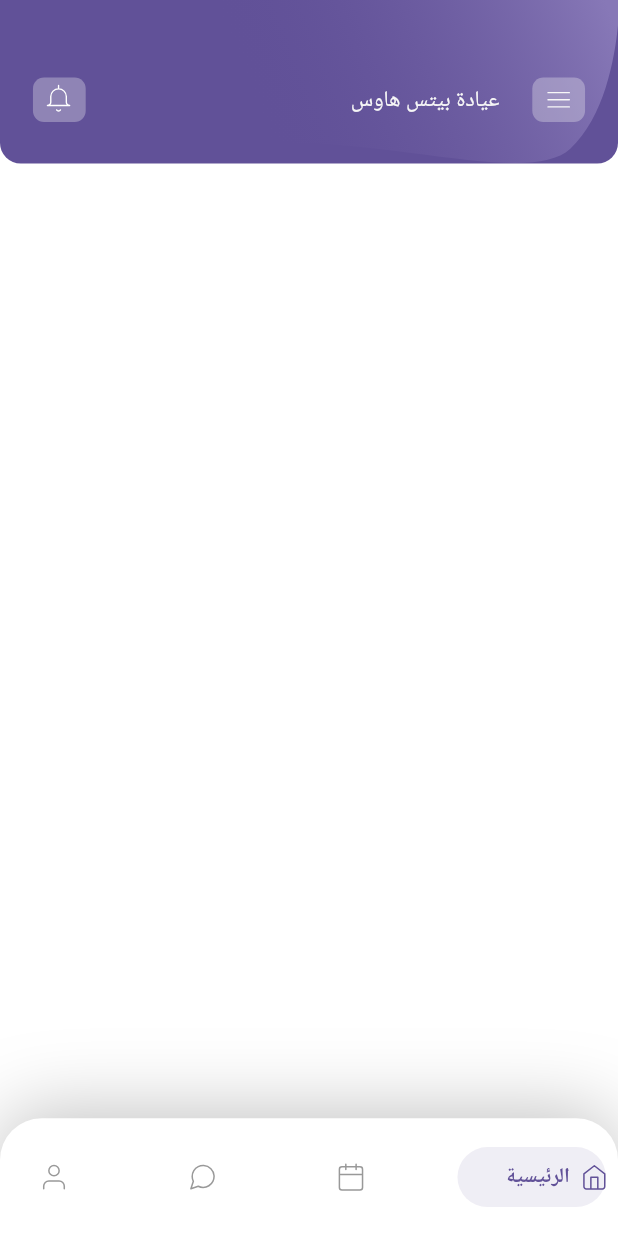
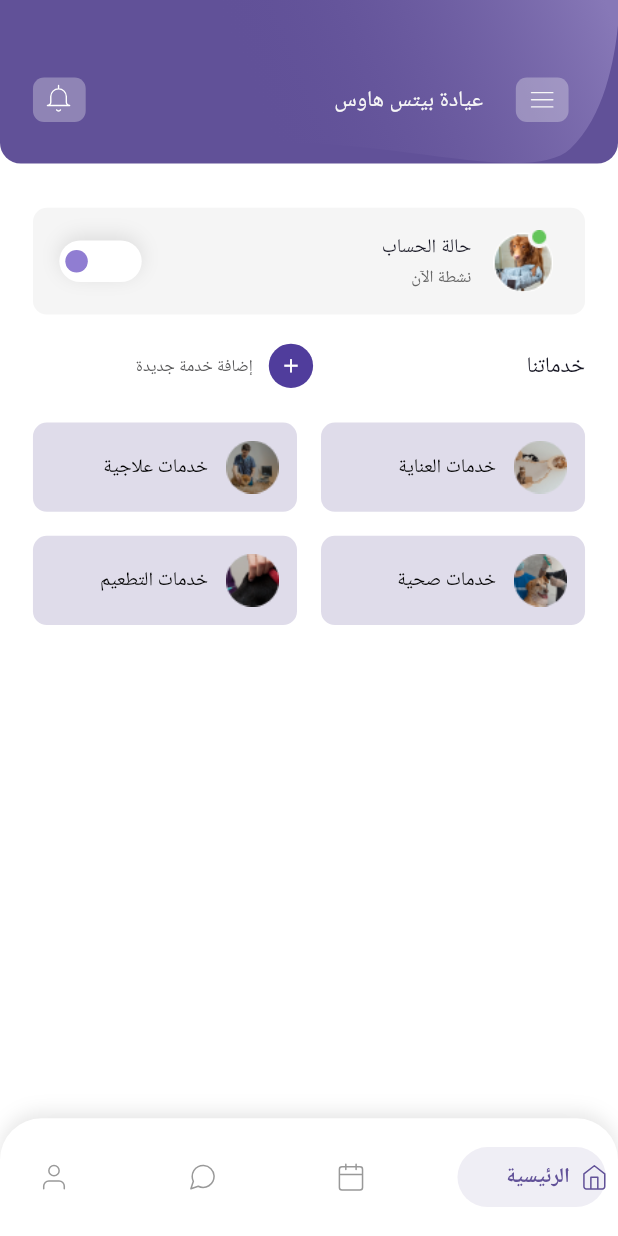
Before and after one commit to MostafaBastawy/Task_Badr, a Flutter app: the screen it shows after launch, on a phone screen of 412 x 824 dp. Run offline on Flutter 3.47's test engine with Material 2 defaults, Android fonts, the light colour scheme and no system bars; drawn by our look-alikes of flutter_switch, salomon_bottom_bar; our stand-ins replace easy_localization, flutter_bloc, flutter_screenutil, flutter_svg; generated files the repository leaves out were written again; Roboto replaces fonts that are missing (Alexandria).

Commit message:
home screen services finished

```diff
--- a/lib/modules/app/bloc_providers.dart
+++ b/lib/modules/app/bloc_providers.dart
@@ -3,6 +3,7 @@ import 'package:flutter_bloc/flutter_bloc.dart';
 import 'package:provider/single_child_widget.dart';
 import 'package:task_badr/modules/app/app_cubit/app_cubit.dart';
 import 'package:task_badr/modules/home_layout/home_layout_cubit/home_layout_cubit.dart';
+import 'package:task_badr/modules/home_screen/home_cubit/home_cubit.dart';
 
 final List<SingleChildWidget> blocProviders = [
   BlocProvider(
@@ -11,4 +12,7 @@ final List<SingleChildWidget> blocProviders = [
   BlocProvider(
     create: (BuildContext context) => HomeLayoutCubit(),
   ),
+  BlocProvider(
+    create: (BuildContext context) => HomeCubit(),
+  ),
 ];
--- a/lib/modules/app/hakimak_app.dart
+++ b/lib/modules/app/hakimak_app.dart
@@ -44,8 +44,8 @@ class TaskApp extends StatelessWidget {
           home: const AnnotatedRegion<SystemUiOverlayStyle>(
             value: SystemUiOverlayStyle(
               statusBarColor: Colors.transparent,
-              statusBarBrightness: Brightness.light,
-              statusBarIconBrightness: Brightness.dark,
+              statusBarBrightness: Brightness.dark,
+              statusBarIconBrightness: Brightness.light,
               systemStatusBarContrastEnforced: true,
             ),
             child: HomeLayout(),
--- a/lib/modules/home_screen/home_cubit/home_cubit.dart
+++ b/lib/modules/home_screen/home_cubit/home_cubit.dart
@@ -0,0 +1,15 @@
+import 'package:flutter_bloc/flutter_bloc.dart';
+import 'package:task_badr/modules/home_screen/home_cubit/home_states.dart';
+
+class HomeCubit extends Cubit<HomeStates> {
+  HomeCubit() : super(HomeInitialState());
+
+  void preLoadData() {}
+  bool accountStatus = false;
+  void changeAccountStatus({
+    required bool value,
+  }) {
+    accountStatus = value;
+    emit(HomeRefreshState());
+  }
+}
--- a/lib/modules/home_screen/home_cubit/home_states.dart
+++ b/lib/modules/home_screen/home_cubit/home_states.dart
@@ -0,0 +1,5 @@
+class HomeStates {}
+
+class HomeInitialState extends HomeStates {}
+
+class HomeRefreshState extends HomeStates {}
--- a/lib/modules/home_screen/home_screen.dart
+++ b/lib/modules/home_screen/home_screen.dart
@@ -1,17 +1,35 @@
 import 'package:flutter/material.dart';
+import 'package:flutter_screenutil/flutter_screenutil.dart';
+import 'package:task_badr/modules/home_screen/widgets/account_status.dart';
+import 'package:task_badr/modules/home_screen/widgets/add_new_service.dart';
 import 'package:task_badr/modules/home_screen/widgets/home_app_bar.dart';
+import 'package:task_badr/modules/home_screen/widgets/our_services.dart';
 
 class HomeScreen extends StatelessWidget {
   const HomeScreen({Key? key}) : super(key: key);
 
   @override
   Widget build(BuildContext context) {
-    return SingleChildScrollView(
-      child: Column(
-        children: [
-          const HomeAppBar(),
-        ],
-      ),
+    return Column(
+      children: [
+        const HomeAppBar(),
+        SizedBox(height: 32.h),
+        SingleChildScrollView(
+          child: Padding(
+            padding: EdgeInsets.symmetric(horizontal: 20.w),
+            child: Column(
+              children: [
+                const AccountStatus(),
+                SizedBox(height: 21.h),
+                const AddNewService(),
+                SizedBox(height: 25.h),
+                const OurServices(),
+                SizedBox(height: 32.h),
+              ],
+            ),
+          ),
+        ),
+      ],
     );
   }
 }
--- /dev/null
+++ b/lib/modules/home_screen/widgets/account_status.dart
@@ -0,0 +1,86 @@
+import 'package:flutter/material.dart';
+import 'package:flutter_bloc/flutter_bloc.dart';
+import 'package:flutter_screenutil/flutter_screenutil.dart';
+import 'package:flutter_switch/flutter_switch.dart';
+import 'package:task_badr/modules/home_screen/home_cubit/home_cubit.dart';
+import 'package:task_badr/modules/home_screen/home_cubit/home_states.dart';
+import 'package:task_badr/utilis/styles/colors_manager.dart';
+import 'package:task_badr/utilis/styles/shadows_manager.dart';
+
+class AccountStatus extends StatelessWidget {
+  const AccountStatus({Key? key}) : super(key: key);
+
+  @override
+  Widget build(BuildContext context) {
+    return Container(
+      padding: EdgeInsets.symmetric(horizontal: 16.w, vertical: 16.h),
+      width: 366.w,
+      height: 77.h,
+      decoration: BoxDecoration(
+        color: ColorsManager.fF5F5F5,
+        borderRadius: BorderRadius.circular(10.r),
+      ),
+      child: Row(
+        children: [
+          Image.asset(
+            'assets/images/home_screen/profile.png',
+            width: 43.w,
+            height: 45.h,
+          ),
+          SizedBox(width: 10.w),
+          Expanded(
+            child: Column(
+              mainAxisAlignment: MainAxisAlignment.spaceEvenly,
+              crossAxisAlignment: CrossAxisAlignment.start,
+              children: [
+                Text(
+                  'حالة الحساب',
+                  style: TextStyle(
+                    color: ColorsManager.f151522,
+                    fontSize: 14.sp,
+                    fontWeight: FontWeight.w400,
+                  ),
+                ),
+                Text(
+                  'نشطة الآن',
+                  style: TextStyle(
+                    color: ColorsManager.f666666,
+                    fontSize: 12.sp,
+                    fontWeight: FontWeight.w300,
+                  ),
+                ),
+              ],
+            ),
+          ),
+          SizedBox(width: 10.w),
+          BlocBuilder<HomeCubit, HomeStates>(
+            builder: (context, state) {
+              return Container(
+                width: 50.w,
+                height: 30.h,
+                decoration: BoxDecoration(
+                  borderRadius: BorderRadius.circular(20.r),
+                  boxShadow: ShadowsManager.shadow1,
+                ),
+                child: FlutterSwitch(
+                  width: 50.w,
+                  height: 30.h,
+                  toggleSize: 15,
+                  activeColor: ColorsManager.fffffff,
+                  inactiveColor: ColorsManager.fffffff,
+                  activeToggleColor: ColorsManager.f907DD2,
+                  toggleColor: ColorsManager.f907DD2,
+                  value: context.read<HomeCubit>().accountStatus,
+                  onToggle: (bool value) {
+                    BlocProvider.of<HomeCubit>(context)
+                        .changeAccountStatus(value: value);
+                  },
+                ),
+              );
+            },
+          ),
+        ],
+      ),
+    );
+  }
+}
--- /dev/null
+++ b/lib/modules/home_screen/widgets/add_new_service.dart
@@ -0,0 +1,50 @@
+import 'package:flutter/material.dart';
+import 'package:flutter_screenutil/flutter_screenutil.dart';
+import 'package:task_badr/utilis/styles/colors_manager.dart';
+
+class AddNewService extends StatelessWidget {
+  const AddNewService({Key? key}) : super(key: key);
+
+  @override
+  Widget build(BuildContext context) {
+    return Row(
+      mainAxisAlignment: MainAxisAlignment.start,
+      crossAxisAlignment: CrossAxisAlignment.center,
+      children: [
+        Text(
+          'خدماتنا',
+          style: TextStyle(
+            color: ColorsManager.f151522,
+            fontSize: 16.sp,
+            fontWeight: FontWeight.w400,
+          ),
+        ),
+        SizedBox(width: 127.w),
+        Container(
+          width: 32.w,
+          height: 32.h,
+          decoration: const BoxDecoration(
+            color: ColorsManager.f503D9C,
+            shape: BoxShape.circle,
+          ),
+          child: const Center(
+            child: Icon(
+              Icons.add,
+              size: 15,
+              color: ColorsManager.fffffff,
+            ),
+          ),
+        ),
+        SizedBox(width: 7.w),
+        Text(
+          'إضافة خدمة جديدة',
+          style: TextStyle(
+            color: ColorsManager.f555556,
+            fontSize: 12.sp,
+            fontWeight: FontWeight.w300,
+          ),
+        ),
+      ],
+    );
+  }
+}
--- a/lib/modules/home_screen/widgets/home_app_bar.dart
+++ b/lib/modules/home_screen/widgets/home_app_bar.dart
@@ -31,13 +31,15 @@ class HomeAppBar extends StatelessWidget {
         ),
         Positioned(
           bottom: 30.h,
-          right: 20.w,
+          right: 30.w,
           left: 20.w,
           child: Row(
             mainAxisAlignment: MainAxisAlignment.start,
             crossAxisAlignment: CrossAxisAlignment.center,
             children: [
-              Container(
+              InkWell(
+                onTap: () {},
+                child: Container(
                   width: 32.w,
                   height: 32.h,
                   decoration: BoxDecoration(
@@ -49,6 +51,7 @@ class HomeAppBar extends StatelessWidget {
                       'assets/images/home_screen/menu.svg',
                       width: 24.w,
                       height: 24.h,
+                    ),
                   ),
                 ),
               ),
@@ -64,7 +67,9 @@ class HomeAppBar extends StatelessWidget {
                 ),
               ),
               SizedBox(width: 20.w),
-              Container(
+              InkWell(
+                onTap: () {},
+                child: Container(
                   width: 32.w,
                   height: 32.h,
                   decoration: BoxDecoration(
@@ -79,6 +84,7 @@ class HomeAppBar extends StatelessWidget {
                     ),
                   ),
                 ),
+              ),
             ],
           ),
         ),
--- /dev/null
+++ b/lib/modules/home_screen/widgets/our_services.dart
@@ -0,0 +1,36 @@
+import 'package:flutter/material.dart';
+import 'package:task_badr/modules/home_screen/widgets/service_item.dart';
+
+class OurServices extends StatelessWidget {
+  const OurServices({Key? key}) : super(key: key);
+
+  @override
+  Widget build(BuildContext context) {
+    return GridView.count(
+      shrinkWrap: true,
+      crossAxisCount: 2,
+      mainAxisSpacing: 16.0,
+      crossAxisSpacing: 16.0,
+      padding: EdgeInsets.zero,
+      childAspectRatio: 2.96 / 1,
+      children: const [
+        ServiceItem(
+          image: 'assets/images/home_screen/service1.png',
+          label: 'خدمات العناية',
+        ),
+        ServiceItem(
+          image: 'assets/images/home_screen/service2.png',
+          label: 'خدمات علاجية',
+        ),
+        ServiceItem(
+          image: 'assets/images/home_screen/service3.png',
+          label: 'خدمات صحية',
+        ),
+        ServiceItem(
+          image: 'assets/images/home_screen/service4.png',
+          label: 'خدمات التطعيم',
+        ),
+      ],
+    );
+  }
+}
--- /dev/null
+++ b/lib/modules/home_screen/widgets/service_item.dart
@@ -0,0 +1,49 @@
+import 'package:flutter/material.dart';
+import 'package:flutter_screenutil/flutter_screenutil.dart';
+import 'package:task_badr/utilis/styles/colors_manager.dart';
+
+class ServiceItem extends StatelessWidget {
+  const ServiceItem({
+    Key? key,
+    required this.image,
+    required this.label,
+  }) : super(key: key);
+  final String image;
+  final String label;
+  @override
+  Widget build(BuildContext context) {
+    return Container(
+      padding: EdgeInsets.symmetric(horizontal: 8.w, vertical: 8.h),
+      width: 160.w,
+      height: 54.h,
+      decoration: BoxDecoration(
+        color: ColorsManager.fDFDCEA,
+        borderRadius: BorderRadius.circular(10.r),
+      ),
+      child: Row(
+        mainAxisAlignment: MainAxisAlignment.start,
+        crossAxisAlignment: CrossAxisAlignment.center,
+        children: [
+          Image.asset(
+            image,
+            width: 38.w,
+            height: 38.h,
+          ),
+          SizedBox(width: 8.w),
+          Expanded(
+            child: Text(
+              label,
+              overflow: TextOverflow.ellipsis,
+              maxLines: 1,
+              style: TextStyle(
+                color: ColorsManager.f000000,
+                fontSize: 14.sp,
+                fontWeight: FontWeight.w300,
+              ),
+            ),
+          ),
+        ],
+      ),
+    );
+  }
+}
--- a/lib/utilis/styles/colors_manager.dart
+++ b/lib/utilis/styles/colors_manager.dart
@@ -6,4 +6,11 @@ class ColorsManager {
   static const Color f615198 = Color(0xFF615198);
   static const Color f000000 = Color(0xFF000000);
   static const Color fF6F6F6 = Color(0xFFF6F6F6);
+  static const Color fF5F5F5 = Color(0xFFF5F5F5);
+  static const Color f151522 = Color(0xFF151522);
+  static const Color f666666 = Color(0xFF666666);
+  static const Color f907DD2 = Color(0xFF907DD2);
+  static const Color f503D9C = Color(0xFF503D9C);
+  static const Color f555556 = Color(0xFF555556);
+  static const Color fDFDCEA = Color(0xFFDFDCEA);
 }
--- a/lib/utilis/styles/shadows_manager.dart
+++ b/lib/utilis/styles/shadows_manager.dart
@@ -4,9 +4,9 @@ import 'package:task_badr/utilis/styles/colors_manager.dart';
 class ShadowsManager {
   static final shadow1 = [
     BoxShadow(
-      color: ColorsManager.f000000.withOpacity(0.25),
+      color: ColorsManager.f000000.withOpacity(0.10),
       offset: const Offset(0, -3),
-      blurRadius: 44,
+      blurRadius: 10,
       spreadRadius: 0,
     ),
   ];
--- a/pubspec.yaml
+++ b/pubspec.yaml
@@ -41,6 +41,7 @@ dependencies:
   flutter_bloc: ^8.1.2
   bloc: ^8.1.1
   flutter_svg: ^2.0.5
+  flutter_switch: ^0.3.2
 
 dev_dependencies:
   flutter_test:
```
Also changed, not shown: assets/images/home_screen/profile.png (added), assets/images/home_screen/service1.png (added), assets/images/home_screen/service2.png (added), assets/images/home_screen/service3.png (added), assets/images/home_screen/service4.png (added), pubspec.lock. Lines whose indentation alone changed are shown as unchanged.
